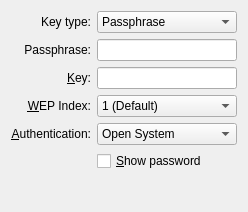
The window that libs/ui/security/wep.ui (KDE/networkmanagement) describes before a commit, drawn with Qt 5.
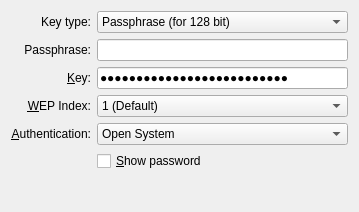
The same window after the commit. Custom widgets are drawn as their Qt base class.

Commit message: Validate WEP hex keys for correct length and hex digits.

Patch:
```diff
--- a/libs/ui/security/wep.ui
+++ b/libs/ui/security/wep.ui
@@ -6,7 +6,7 @@
    <rect>
     <x>0</x>
     <y>0</y>
-    <width>248</width>
+    <width>359</width>
     <height>212</height>
    </rect>
   </property>
@@ -28,7 +28,7 @@
     <widget class="QComboBox" name="keyType">
      <item>
       <property name="text">
-       <string>Passphrase</string>
+       <string>Passphrase (for 128 bit)</string>
       </property>
      </item>
      <item>
@@ -53,8 +53,11 @@
    </item>
    <item row="2" column="2">
     <widget class="KLineEdit" name="key">
+     <property name="inputMask">
+      <string notr="true">HHHHHHHHHHhhhhhhhhhhhhhhhh;_</string>
+     </property>
      <property name="echoMode">
-      <enum>QLineEdit::Password</enum>
+      <enum>QLineEdit::PasswordEchoOnEdit</enum>
      </property>
     </widget>
    </item>
@@ -158,16 +161,16 @@
   </layout>
  </widget>
  <customwidgets>
-  <customwidget>
-   <class>KLineEdit</class>
-   <extends>QLineEdit</extends>
-   <header>klineedit.h</header>
-  </customwidget>
   <customwidget>
    <class>KComboBox</class>
    <extends>QComboBox</extends>
    <header>kcombobox.h</header>
   </customwidget>
+  <customwidget>
+   <class>KLineEdit</class>
+   <extends>QLineEdit</extends>
+   <header>klineedit.h</header>
+  </customwidget>
  </customwidgets>
  <resources/>
  <connections/>
```
Left out of the diff: 2 changed lines with no effect on the pictures. The commit also changes 2 other files.
